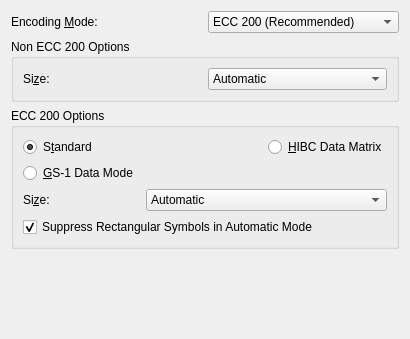
This is frontend_qt4/grpDM.ui in zint/zint-gpl-only as Qt 5 draws it before an edit. The edited form follows.
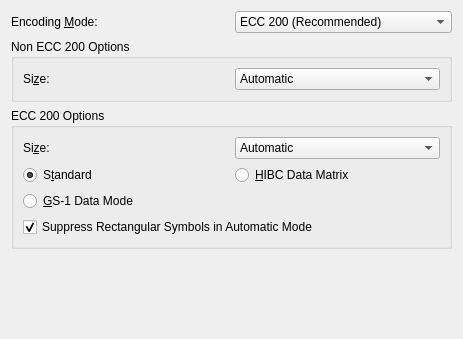
This is the edited form.

Diff of the .ui file:
```diff
--- a/frontend_qt4/grpDM.ui
+++ b/frontend_qt4/grpDM.ui
@@ -6,7 +6,7 @@
    <rect>
     <x>0</x>
     <y>0</y>
-    <width>410</width>
+    <width>463</width>
     <height>339</height>
    </rect>
   </property>
@@ -15,8 +15,6 @@
   </property>
   <layout class="QVBoxLayout" name="verticalLayout">
    <item>
-    <layout class="QGridLayout" name="gridLayout_3">
-     <item row="0" column="0">
       <layout class="QHBoxLayout" name="horizontalLayout">
        <item>
         <widget class="QLabel" name="label">
@@ -64,7 +62,7 @@
        </item>
       </layout>
      </item>
-     <item row="1" column="0">
+   <item>
       <widget class="QGroupBox" name="grpDMNon200">
        <property name="title">
         <string>Non ECC 200 Options</string>
@@ -200,13 +198,15 @@
        </layout>
       </widget>
      </item>
-     <item row="2" column="0">
+   <item>
       <widget class="QGroupBox" name="grpDM200">
        <property name="title">
         <string>ECC 200 Options</string>
        </property>
+     <layout class="QVBoxLayout" name="virticalInner">
+      <item>
        <layout class="QGridLayout" name="gridLayout">
-        <item row="0" column="0">
+        <item row="1" column="0">
          <widget class="QRadioButton" name="radDM200Stand">
           <property name="text">
            <string>S&amp;tandard</string>
@@ -216,21 +216,21 @@
           </property>
          </widget>
         </item>
-        <item row="0" column="2">
+        <item row="1" column="1">
          <widget class="QRadioButton" name="radDM200HIBC">
           <property name="text">
            <string>&amp;HIBC Data Matrix</string>
           </property>
          </widget>
         </item>
-        <item row="1" column="0" colspan="2">
+        <item row="2" column="0">
          <widget class="QRadioButton" name="radDM200GS1">
           <property name="text">
            <string>&amp;GS-1 Data Mode</string>
           </property>
          </widget>
         </item>
-        <item row="2" column="0">
+        <item row="0" column="0">
          <widget class="QLabel" name="lblDM200Size">
           <property name="text">
            <string>Si&amp;ze:</string>
@@ -240,7 +240,7 @@
           </property>
          </widget>
         </item>
-        <item row="2" column="1" colspan="2">
+        <item row="0" column="1">
          <widget class="QComboBox" name="cmbDM200Size">
           <item>
            <property name="text">
@@ -399,7 +399,9 @@
           </item>
          </widget>
         </item>
-        <item row="3" column="0" colspan="3">
+       </layout>
+      </item>
+      <item>
          <widget class="QCheckBox" name="chkDMRectangle">
           <property name="text">
            <string>Suppress Rectangular Symbols in Automatic Mode</string>
@@ -412,8 +414,6 @@
        </layout>
       </widget>
      </item>
-    </layout>
-   </item>
    <item>
     <spacer name="verticalSpacer">
      <property name="orientation">
@@ -422,7 +422,7 @@
      <property name="sizeHint" stdset="0">
       <size>
        <width>20</width>
-       <height>71</height>
+       <height>40</height>
       </size>
      </property>
     </spacer>
```
Lines whose indentation alone changed are shown as unchanged.
